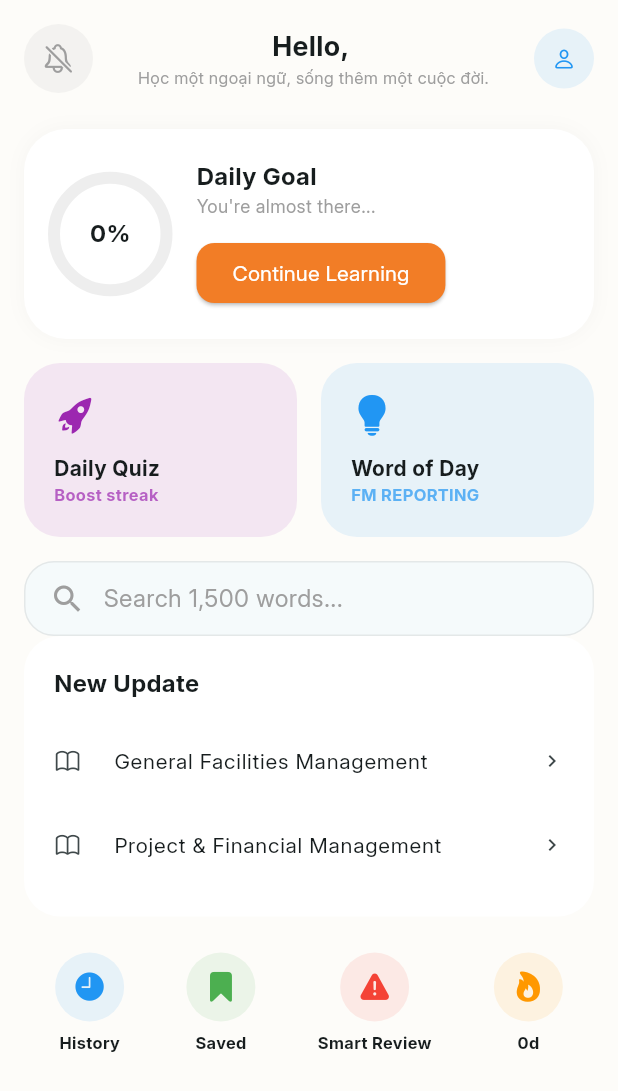
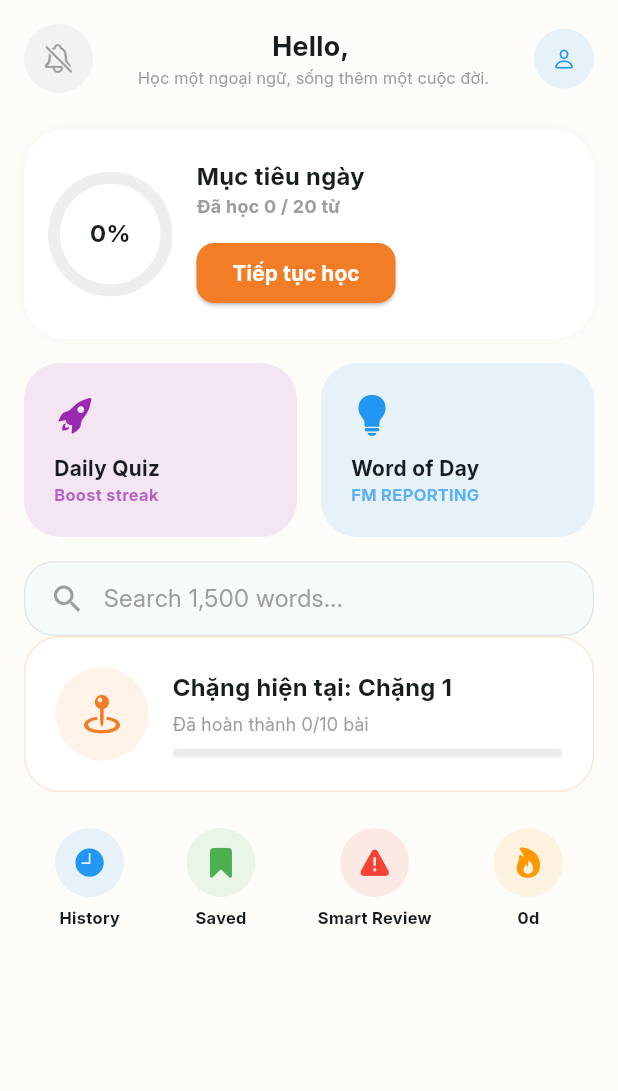
Before and after one commit to ankhang0704/fm_dictionary_app, a Flutter app: the DashboardScreen screen opened directly, on a phone screen of 412 x 824 dp. Shown: the top 1091 px of the screen. Run offline on Flutter 3.47's test engine with Material 3 defaults, Android fonts, the phone set to English and light mode, and no system bars; our stand-ins replace cloud_firestore, confetti, easy_localization, firebase_auth, firebase_core, fl_chart and 12 more; missing offline and left inert: record, string_similarity, whisper_flutter_new; accounts and stored records are empty; generated files the repository leaves out were written again.

Commit message:
Update dashboard

```diff
--- a/lib/features/home/presentation/screens/dashboard_screen.dart
+++ b/lib/features/home/presentation/screens/dashboard_screen.dart
@@ -7,6 +7,7 @@ import 'package:fm_dictionary/core/widgets/common/app_avatar.dart';
 import 'package:fm_dictionary/core/widgets/common/home_search_bar.dart';
 import 'package:fm_dictionary/data/models/word_model.dart';
 import 'package:fm_dictionary/data/services/database/database_service.dart';
+import 'package:fm_dictionary/features/roadmap/presentation/providers/roadmap_provider.dart';
 import 'package:fm_dictionary/features/saved/presentation/screens/saved_words_screen.dart';
 import 'package:fm_dictionary/features/settings/presentation/providers/notification_provider.dart';
 import 'package:provider/provider.dart';
@@ -65,10 +66,9 @@ class DashboardScreen extends StatelessWidget {
                       ),
                       const SizedBox(height: 16),
                       const HomeSearchBar(), // Nhúng SearchScreen vào đây luôn để tận dụng lại logic và UI
-                      // 4. TOPICS (New Update)
-                      _buildTopicsBento(
+                      // 4. CURRENT JOURNEY (New Update)
+                      _buildCurrentJourneyBento(
                         context,
-                        home.recommendedTopics,
                         isDark,
                       ),
                       const SizedBox(height: 24),
@@ -147,6 +147,10 @@ class DashboardScreen extends StatelessWidget {
     HomeProvider home,
     bool isDark,
   ) {
+    final studied = home.wordsStudiedToday;
+    final target = home.dailyGoalTarget;
+    final isDone = studied >= target;
+
     return Container(
       padding: const EdgeInsets.all(20),
       decoration: BoxDecoration(
@@ -165,12 +169,18 @@ class DashboardScreen extends StatelessWidget {
               crossAxisAlignment: CrossAxisAlignment.start,
               children: [
                 const Text(
-                  "Daily Goal",
+                  "Mục tiêu ngày",
                   style: TextStyle(fontWeight: FontWeight.bold, fontSize: 16),
                 ),
-                const Text(
-                  "You're almost there...",
-                  style: TextStyle(fontSize: 12, color: Colors.grey),
+                Text(
+                  isDone
+                      ? "Tuyệt vời, bạn đã đạt mục tiêu!"
+                      : "Đã học $studied / $target từ",
+                  style: TextStyle(
+                    fontSize: 12,
+                    color: isDone ? AppConstants.successColor : Colors.grey,
+                    fontWeight: FontWeight.w600,
+                  ),
                 ),
                 const SizedBox(height: 12),
                 ElevatedButton(
@@ -181,32 +191,51 @@ class DashboardScreen extends StatelessWidget {
                     ),
                   ),
                   onPressed: () {
-                    final List<Word> wordsToStudy = home
-                        .getWordsForNextLesson();
-                    if (wordsToStudy.isEmpty) {
-                      // Thông báo nếu không có từ nào để học
+                    // LOGIC CONTINUE LEARNING SIÊU CHUẨN
+                    final roadmap = context.read<RoadmapProvider>();
+                    RoadmapLesson? targetLesson;
+
+                    // Quét toàn bộ lộ trình, tìm Bài học ĐẦU TIÊN chưa đạt 80%
+                    for (var chapter in roadmap.chapters) {
+                      for (var lesson in chapter.lessons) {
+                        if (roadmap.getLessonProgress(lesson.globalIndex) <
+                            0.8) {
+                          targetLesson = lesson;
+                          break;
+                        }
+                      }
+                      if (targetLesson != null) break;
+                    }
+
+                    if (targetLesson == null) {
                       ScaffoldMessenger.of(context).showSnackBar(
                         const SnackBar(
                           content: Text(
-                            "Chúc mừng! Bạn đã học hết tất cả các từ.",
+                            "Chúc mừng! Bạn đã hoàn thành toàn bộ lộ trình!",
                           ),
                         ),
                       );
                       return;
                     }
 
+                    // Chuyển thẳng vào StudyScreen với cờ isFromRoadmap = true
                     Navigator.push(
                       context,
                       CupertinoPageRoute(
                         builder: (_) => StudyScreen(
-                          words: wordsToStudy,
-                        ), // Dùng tham số words mới
+                          words: targetLesson!.words,
+                          isFromRoadmap:
+                              true, // Rất quan trọng để tính Gamification
+                        ),
                       ),
                     );
                   },
                   child: const Text(
-                    "Continue Learning",
-                    style: TextStyle(color: Colors.white),
+                    "Tiếp tục học",
+                    style: TextStyle(
+                      color: Colors.white,
+                      fontWeight: FontWeight.bold,
+                    ),
                   ),
                 ),
               ],
@@ -216,6 +245,7 @@ class DashboardScreen extends StatelessWidget {
       ),
     );
   }
+
 
   Widget _buildQuizBento(BuildContext context, bool isDark) {
     return _bentoBox(
@@ -397,43 +427,87 @@ class DashboardScreen extends StatelessWidget {
     );
   }
 
-  Widget _buildTopicsBento(
-    BuildContext context,
-    List<String> topics,
-    bool isDark,
-  ) {
+  // XÓA HÀM _buildTopicsBento VÀ THAY BẰNG KHỐI NÀY: CURRENT JOURNEY BENTO
+  Widget _buildCurrentJourneyBento(BuildContext context, bool isDark) {
+    final roadmap = context.watch<RoadmapProvider>();
+
+    // Tìm chặng đang học dở
+    RoadmapChapter? currentChapter;
+    int completedLessons = 0;
+
+    for (var chapter in roadmap.chapters) {
+      bool isChapterDone = true;
+      int doneCount = 0;
+      for (var lesson in chapter.lessons) {
+        if (roadmap.getLessonProgress(lesson.globalIndex) >= 0.8) {
+          doneCount++;
+        } else {
+          isChapterDone = false;
+        }
+      }
+      if (!isChapterDone) {
+        currentChapter = chapter;
+        completedLessons = doneCount;
+        break;
+      }
+    }
+
+    // Nếu học xong hết thì hiển thị Chặng cuối
+    currentChapter ??= roadmap.chapters.last;
+
     return Container(
       padding: const EdgeInsets.all(20),
       decoration: BoxDecoration(
         color: isDark ? AppConstants.darkCardColor : Colors.white,
         borderRadius: BorderRadius.circular(24),
+        border: Border.all(
+          color: AppConstants.accentColor.withValues(alpha: 0.2),
+        ),
       ),
-      child: Column(
-        crossAxisAlignment: CrossAxisAlignment.start,
+      child: Row(
         children: [
-          const Text(
-            "New Update",
-            style: TextStyle(fontWeight: FontWeight.bold, fontSize: 16),
+          Container(
+            padding: const EdgeInsets.all(16),
+            decoration: BoxDecoration(
+              color: AppConstants.accentColor.withValues(alpha: 0.1),
+              shape: BoxShape.circle,
+            ),
+            child: const Icon(
+              CupertinoIcons.map_pin_ellipse,
+              color: AppConstants.accentColor,
+              size: 30,
+            ),
           ),
-          const SizedBox(height: 12),
-          ...topics.map(
-            (t) => ListTile(
-              contentPadding: EdgeInsets.zero,
-              leading: const Icon(CupertinoIcons.book, size: 18),
-              title: Text(t, style: const TextStyle(fontSize: 14)),
-              trailing: const Icon(Icons.chevron_right, size: 16),
-              onTap: () {
-                final words = context.read<HomeProvider>().getWordsByTopicName(t);
-                Navigator.push(
-                  context,
-                  CupertinoPageRoute(
-                    builder: (_) => StudyScreen(
-                      words: words,
+          const SizedBox(width: 16),
+          Expanded(
+            child: Column(
+              crossAxisAlignment: CrossAxisAlignment.start,
+              children: [
+                Text(
+                  "Chặng hiện tại: ${currentChapter.title}",
+                  style: const TextStyle(
+                    fontWeight: FontWeight.bold,
+                    fontSize: 16,
+                  ),
+                ),
+                const SizedBox(height: 4),
+                Text(
+                  "Đã hoàn thành $completedLessons/${currentChapter.lessons.length} bài",
+                  style: const TextStyle(fontSize: 12, color: Colors.grey),
+                ),
+                const SizedBox(height: 8),
+                ClipRRect(
+                  borderRadius: BorderRadius.circular(10),
+                  child: LinearProgressIndicator(
+                    value: completedLessons / currentChapter.lessons.length,
+                    minHeight: 6,
+                    backgroundColor: Colors.grey.withValues(alpha: 0.2),
+                    valueColor: const AlwaysStoppedAnimation<Color>(
+                      AppConstants.accentColor,
                     ),
                   ),
-                );
-              }
-
+                ),
+              ],
             ),
           ),
         ],
```
Also changed, not shown: lib/data/services/database/word_service.dart (+6 -11 lines).
